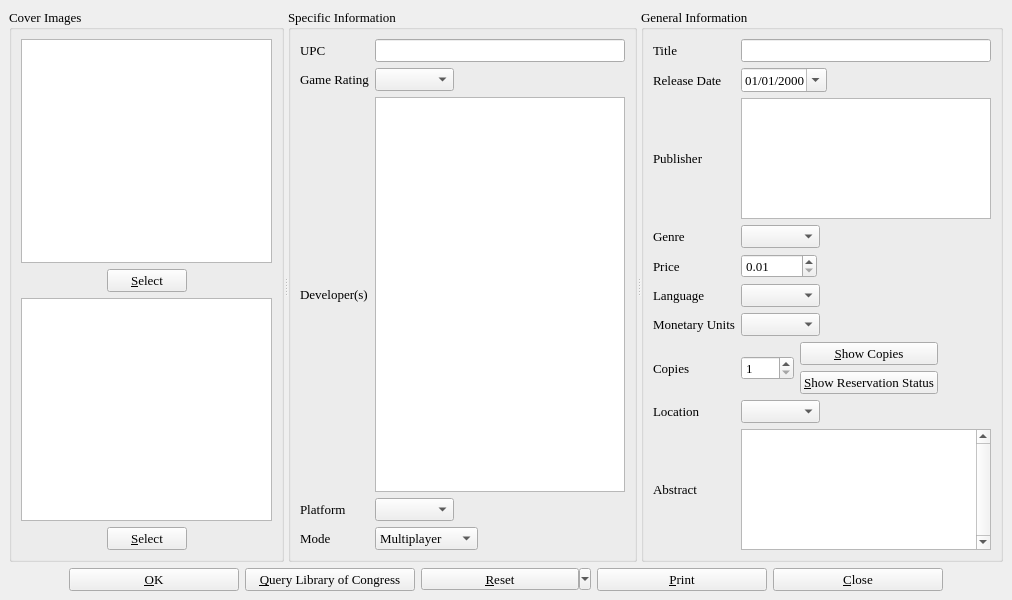
This is videogameinfo.ui in textbrowser/biblioteq as Qt 5 draws it before an edit. The edited form follows.
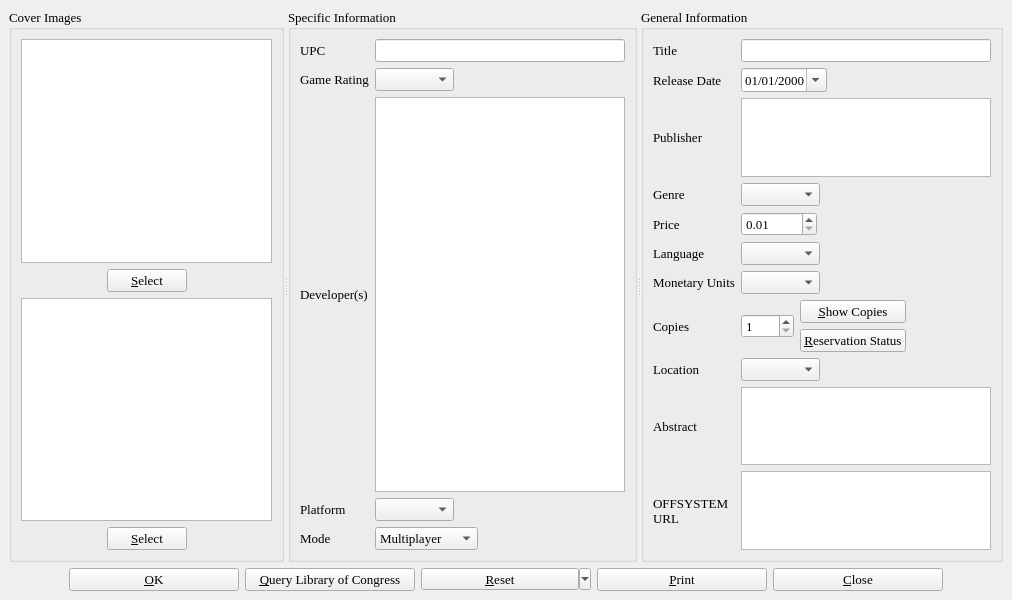
This is the edited form. Icons and pictures are not drawn. Custom widgets are drawn as their Qt base class.

Commit message: Version 4.04. Implemented OFFSYSTEM URL support.

```diff
--- a/videogameinfo.ui
+++ b/videogameinfo.ui
@@ -762,7 +762,7 @@
                </font>
               </property>
               <property name="text" >
-               <string>&amp;Show Reservation Status</string>
+               <string>&amp;Reservation Status</string>
               </property>
               <property name="icon" >
                <iconset>icons.d/16x16/members.png</iconset>
@@ -857,9 +857,6 @@
             <strikeout>false</strikeout>
            </font>
           </property>
-          <property name="verticalScrollBarPolicy" >
-           <enum>Qt::ScrollBarAlwaysOn</enum>
-          </property>
           <property name="acceptRichText" >
            <bool>false</bool>
           </property>
@@ -884,6 +881,27 @@
           </property>
          </widget>
         </item>
+        <item row="10" column="1" >
+         <widget class="QTextBrowser" name="url" >
+          <property name="readOnly" >
+           <bool>false</bool>
+          </property>
+          <property name="textInteractionFlags" >
+           <set>Qt::LinksAccessibleByKeyboard|Qt::LinksAccessibleByMouse|Qt::NoTextInteraction|Qt::TextBrowserInteraction|Qt::TextEditable|Qt::TextEditorInteraction|Qt::TextSelectableByKeyboard|Qt::TextSelectableByMouse</set>
+          </property>
+          <property name="openExternalLinks" >
+           <bool>true</bool>
+          </property>
+         </widget>
+        </item>
+        <item row="10" column="0" >
+         <widget class="QLabel" name="label_12" >
+          <property name="text" >
+           <string>OFFSYSTEM
+URL</string>
+          </property>
+         </widget>
+        </item>
        </layout>
       </widget>
      </widget>
```
Left out of the diff: 1 changed line with no effect on the pictures. The commit also changes 22 other files.
